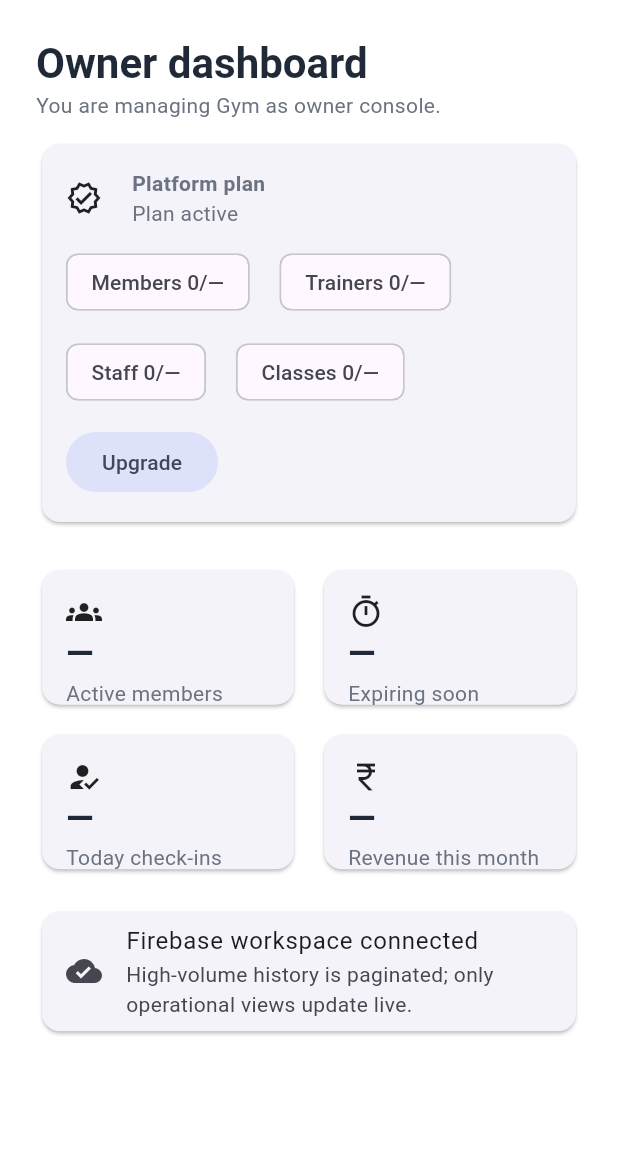
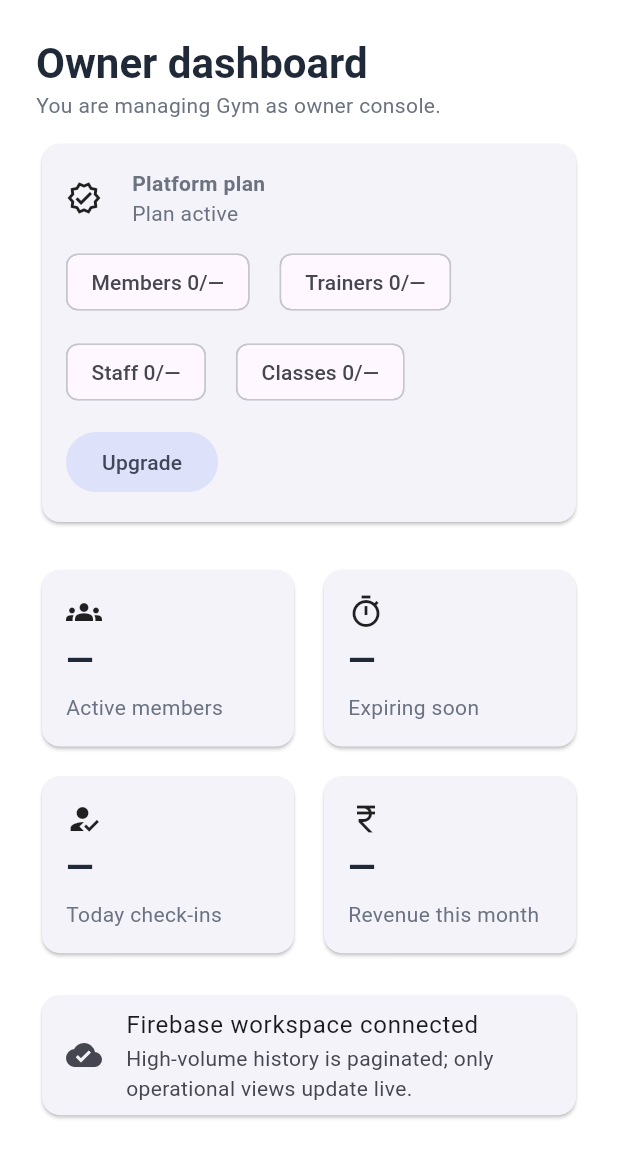
Before and after one commit to rishav-goswami/gym-management, a Flutter app: the _Dashboard widget shown alone on an empty page, opened directly with empty values, on a phone screen of 412 x 824 dp. Shown: the top 1158 px of the screen. Run offline on Flutter 3.47's test engine with Material 3 defaults, Android fonts, the phone set to English and light mode, and no system bars; our stand-ins replace cached_network_image, cloud_firestore, cloud_functions, connectivity_plus, csv, equatable and 14 more; missing offline and left inert: firebase_app_check, firebase_performance, image_picker_for_web, image_picker_platform_interface, mobile_scanner; accounts and stored records are empty; network calls fail.

Commit message:
feat: improve membership handling and UI adjustments in GymWorkspaceScreen

```diff
--- a/apps/gym_app/lib/firebase/presentation/workspace/gym_workspace_screen.dart
+++ b/apps/gym_app/lib/firebase/presentation/workspace/gym_workspace_screen.dart
@@ -42,7 +42,14 @@ class _GymWorkspaceScreenState extends State<GymWorkspaceScreen> {
 
   @override
   Widget build(BuildContext context) {
-    final membership = context.watch<SessionCubit>().state.activeMembership!;
+    final membership = context.watch<SessionCubit>().state.activeMembership;
+    if (membership == null) {
+      // The router redirects away as soon as activeMembership clears (e.g.
+      // switching context or leaving a gym), but state updates and router
+      // redirects aren't guaranteed to land in the same frame — render a
+      // blank frame instead of crashing on the old force-unwrap.
+      return const Scaffold(body: SizedBox.shrink());
+    }
     final destinations = _destinations(membership);
     if (_index >= destinations.length) _index = 0;
     final wide = MediaQuery.sizeOf(context).width >= 840;
@@ -770,7 +777,7 @@ class _Dashboard extends StatelessWidget {
             physics: const NeverScrollableScrollPhysics(),
             gridDelegate: SliverGridDelegateWithFixedCrossAxisCount(
               crossAxisCount: MediaQuery.sizeOf(context).width > 900 ? 4 : 2,
-              childAspectRatio: 1.8,
+              childAspectRatio: 1.4,
               crossAxisSpacing: 12,
               mainAxisSpacing: 12,
             ),
@@ -780,14 +787,22 @@ class _Dashboard extends StatelessWidget {
                 padding: const EdgeInsets.all(16),
                 child: Column(
                   crossAxisAlignment: CrossAxisAlignment.start,
+                  mainAxisAlignment: MainAxisAlignment.spaceBetween,
                   children: [
                     Icon(cards[index].$3),
-                    const Spacer(),
+                    FittedBox(
+                      fit: BoxFit.scaleDown,
+                      alignment: Alignment.centerLeft,
+                      child: Text(
+                        '${cards[index].$2}',
+                        style: Theme.of(context).textTheme.headlineSmall,
+                      ),
+                    ),
                     Text(
-                      '${cards[index].$2}',
-                      style: Theme.of(context).textTheme.headlineSmall,
+                      cards[index].$1,
+                      maxLines: 1,
+                      overflow: TextOverflow.ellipsis,
                     ),
-                    Text(cards[index].$1),
                   ],
                 ),
               ),
```
